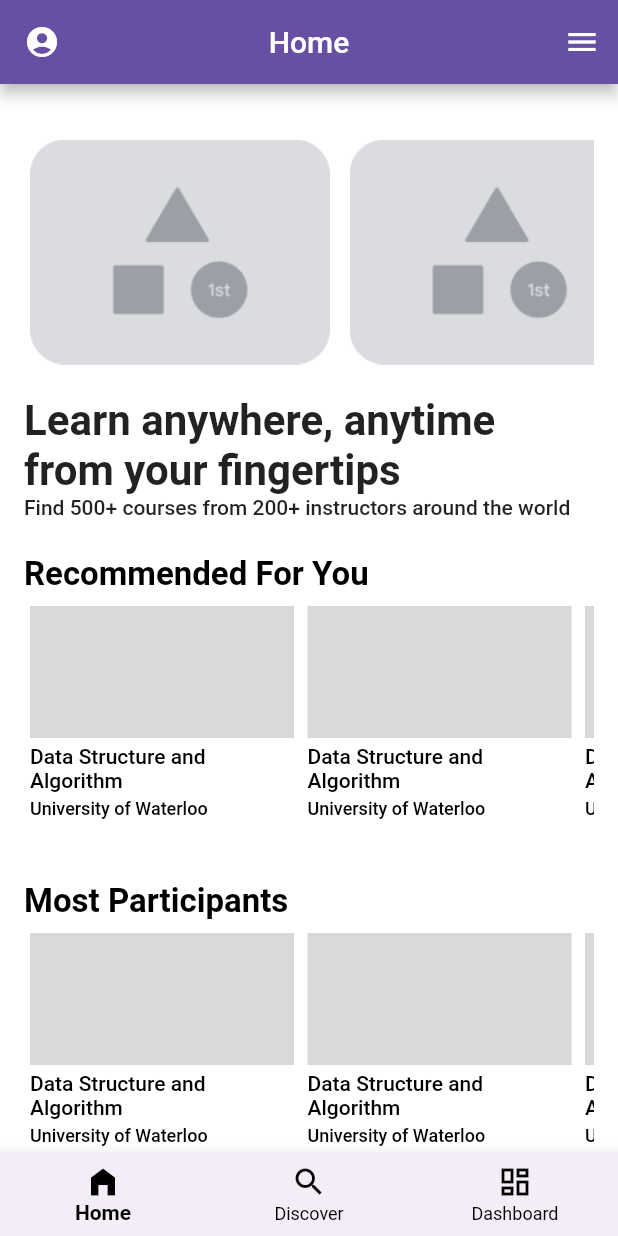
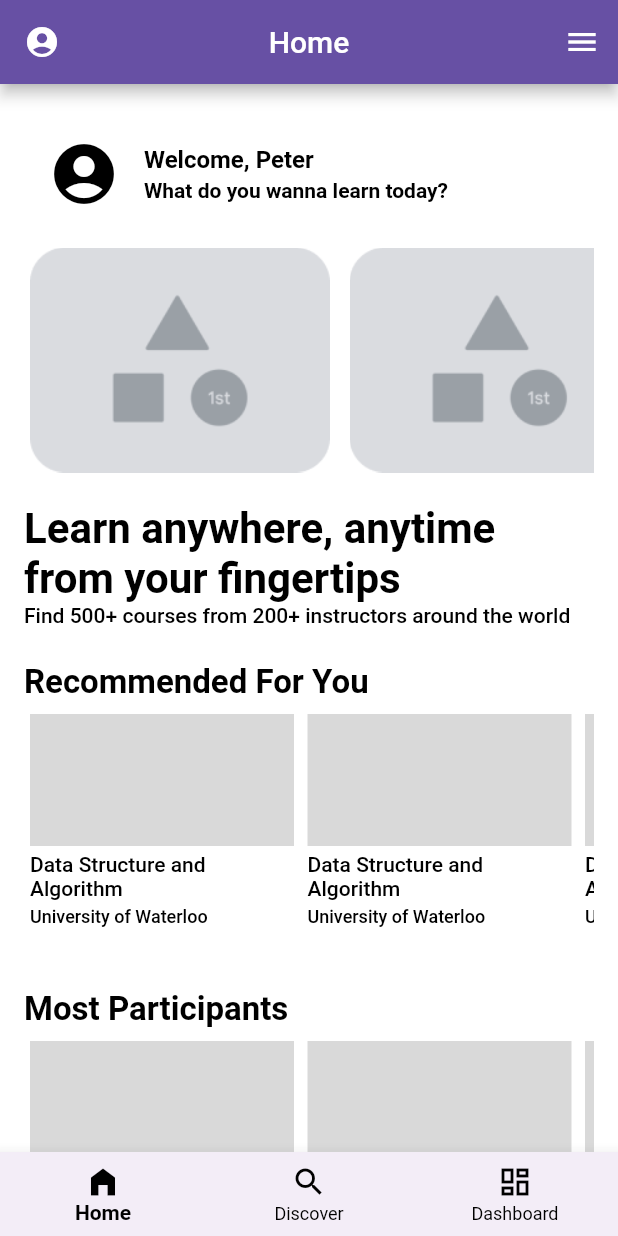
Before and after one commit to Three-Musketeers-IF-C-Sore/course-app-mobile, a Flutter app: the BasePage screen opened directly, on a phone screen of 412 x 824 dp. Run offline on Flutter 3.47's test engine with Material 2 defaults, Android fonts, the phone set to English and light mode, and no system bars; our stand-ins replace font_awesome_flutter, image_picker; missing offline and left inert: indexed; Roboto replaces fonts that are missing (Playfair Display, Plus Jakarta Sans).

Commit message:
refine home (add welcome)

```diff
--- a/lib/screens/home_screen.dart
+++ b/lib/screens/home_screen.dart
@@ -20,6 +20,32 @@ class _HomePageState extends State<HomePage> {
           padding: const EdgeInsets.only(top: 24, right: 16, left: 16),
           child: Column(
             children: [
+              ListTile(
+                leading: SizedBox(
+                  width: 48,
+                  height: 48,
+                  child: Icon(
+                    Icons.account_circle_rounded,
+                    size: 48,
+                    color: setting.textColor,
+                  ),
+                ),
+                title: Text(
+                  'Welcome, Peter',
+                  style: TextStyle(
+                    color: setting.textColor,
+                    fontWeight: FontWeight.w600,
+                  ),
+                ),
+                subtitle: Text(
+                  'What do you wanna learn today?',
+                  style: TextStyle(
+                    color: setting.textColor,
+                    fontWeight: FontWeight.w600,
+                  ),
+                ),
+              ),
+
               Container(
                 margin: const EdgeInsets.only(top: 8),
                 height: 160,
@@ -57,10 +83,11 @@ class _HomePageState extends State<HomePage> {
               Container(
                 margin: const EdgeInsets.only(top: 16.0),
                 child: Column(
-                  children: const [
+                  children: [
                     Text(
                       'Learn anywhere, anytime from your fingertips',
                       style: TextStyle(
+                        color: setting.textColor,
                         fontSize: 28,
                         fontWeight: FontWeight.w700,
                         fontFamily: 'Playfair Display'
@@ -71,6 +98,7 @@ class _HomePageState extends State<HomePage> {
                       style: TextStyle(
                         fontSize: 14,
                         fontWeight: FontWeight.w500,
+                        color: setting.textColor,
                       ),
                     ),
                   ],
@@ -84,10 +112,10 @@ class _HomePageState extends State<HomePage> {
                   children: [
                     SizedBox(
                       width: currentWidth,
-                      child: const Text(
+                      child: Text(
                         'Recommended For You',
                         style: TextStyle(
-                          color: Colors.black,
+                          color: setting.textColor,
                           fontSize: 22,
                           fontFamily: 'Plus Jakarta Sans',
                           fontWeight: FontWeight.w700,
@@ -125,15 +153,15 @@ class _HomePageState extends State<HomePage> {
                                   mainAxisSize: MainAxisSize.min,
                                   mainAxisAlignment: MainAxisAlignment.start,
                                   crossAxisAlignment: CrossAxisAlignment.start,
-                                  children: const [
+                                  children: [
                                     SizedBox(
                                         width: 176,
                                         child: Padding(
-                                          padding: EdgeInsets.only(top: 4),
+                                          padding: const EdgeInsets.only(top: 4),
                                           child: Text(
                                             'Data Structure and Algorithm',
                                             style: TextStyle(
-                                              color: Colors.black,
+                                              color: setting.textColor,
                                               fontSize: 14,
                                               fontFamily: 'Plus Jakarta Sans',
                                               fontWeight: FontWeight.w500,
@@ -143,11 +171,11 @@ class _HomePageState extends State<HomePage> {
                                       ),
                                     SizedBox(
                                         child: Padding(
-                                          padding: EdgeInsets.only(top: 4),
+                                          padding: const EdgeInsets.only(top: 4),
                                           child: Text(
                                             'University of Waterloo',
                                             style: TextStyle(
-                                              color: Colors.black,
+                                              color: setting.textColor,
                                               fontSize: 12,
                                               fontFamily: 'Plus Jakarta Sans',
                                               fontWeight: FontWeight.w500,
@@ -187,10 +215,10 @@ class _HomePageState extends State<HomePage> {
                   children: [
                     SizedBox(
                       width: currentWidth,
-                      child: const Text(
+                      child: Text(
                         'Most Participants',
                         style: TextStyle(
-                          color: Colors.black,
+                          color: setting.textColor,
                           fontSize: 22,
                           fontFamily: 'Plus Jakarta Sans',
                           fontWeight: FontWeight.w700,
@@ -228,15 +256,15 @@ class _HomePageState extends State<HomePage> {
                                   mainAxisSize: MainAxisSize.min,
                                   mainAxisAlignment: MainAxisAlignment.start,
                                   crossAxisAlignment: CrossAxisAlignment.start,
-                                  children: const [
+                                  children: [
                                     SizedBox(
                                         width: 176,
                                         child: Padding(
-                                          padding: EdgeInsets.only(top: 4),
+                                          padding: const EdgeInsets.only(top: 4),
                                           child: Text(
                                             'Data Structure and Algorithm',
                                             style: TextStyle(
-                                              color: Colors.black,
+                                              color: setting.textColor,
                                               fontSize: 14,
                                               fontFamily: 'Plus Jakarta Sans',
                                               fontWeight: FontWeight.w500,
@@ -246,11 +274,11 @@ class _HomePageState extends State<HomePage> {
                                       ),
                                     SizedBox(
                                         child: Padding(
-                                          padding: EdgeInsets.only(top: 4),
+                                          padding: const EdgeInsets.only(top: 4),
                                           child: Text(
                                             'University of Waterloo',
                                             style: TextStyle(
-                                              color: Colors.black,
+                                              color: setting.textColor,
                                               fontSize: 12,
                                               fontFamily: 'Plus Jakarta Sans',
                                               fontWeight: FontWeight.w500,
```
